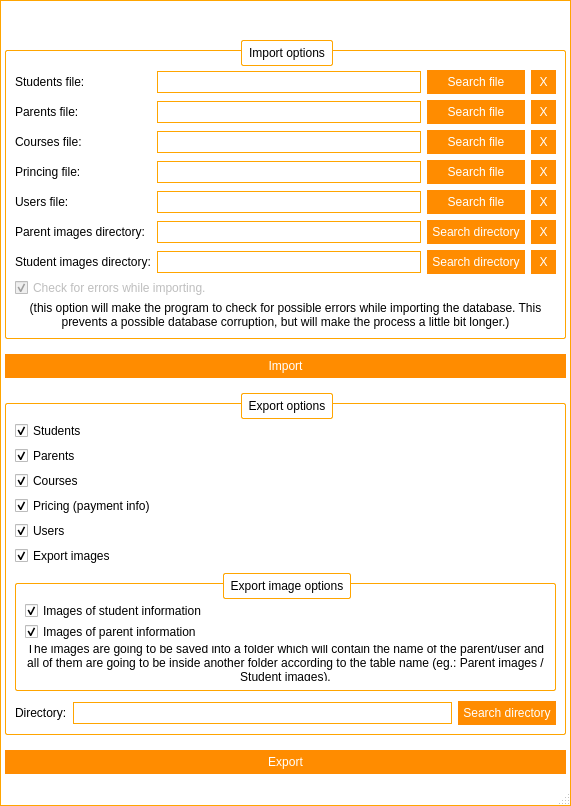
Old version of the form frmimportexportdb.ui in the repository Nintersoft/SmartClass.
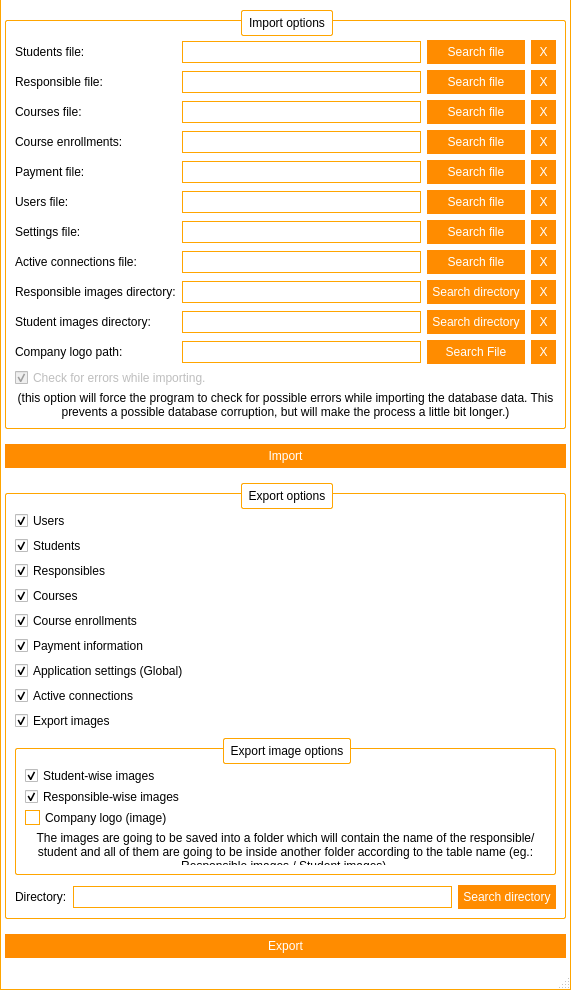
New version of the form. Icons and pictures are not drawn. Custom widgets are drawn as their Qt base class.

What changed in the file:
```diff
--- a/frmimportexportdb.ui
+++ b/frmimportexportdb.ui
@@ -7,19 +7,19 @@
     <x>0</x>
     <y>0</y>
     <width>571</width>
-    <height>806</height>
+    <height>990</height>
    </rect>
   </property>
   <property name="minimumSize">
    <size>
     <width>571</width>
-    <height>806</height>
+    <height>990</height>
    </size>
   </property>
   <property name="maximumSize">
    <size>
     <width>571</width>
-    <height>806</height>
+    <height>990</height>
    </size>
   </property>
   <property name="windowTitle">
@@ -594,22 +594,6 @@
      <number>0</number>
     </property>
     <item row="0" column="0">
-     <widget class="TitleBar" name="titleBar" native="true">
-      <property name="minimumSize">
-       <size>
-        <width>0</width>
-        <height>30</height>
-       </size>
-      </property>
-      <property name="maximumSize">
-       <size>
-        <width>16777215</width>
-        <height>30</height>
-       </size>
-      </property>
-     </widget>
-    </item>
-    <item row="1" column="0">
      <layout class="QGridLayout" name="gridLayout_2">
       <property name="leftMargin">
        <number>5</number>
@@ -642,53 +626,36 @@
          <property name="verticalSpacing">
           <number>10</number>
          </property>
-         <item row="9" column="1">
-          <widget class="QLineEdit" name="edtExportDirectory"/>
-         </item>
-         <item row="9" column="0">
-          <widget class="QLabel" name="label_4">
-           <property name="text">
-            <string>Directory:</string>
-           </property>
-          </widget>
-         </item>
-         <item row="9" column="2">
-          <widget class="QPushButton" name="btSearchDirectory">
-           <property name="text">
-            <string>Search directory</string>
-           </property>
-          </widget>
-         </item>
-         <item row="8" column="0" colspan="3">
+         <item row="13" column="0" colspan="3">
           <widget class="QGroupBox" name="grpExportImages">
            <property name="title">
             <string>Export image options</string>
            </property>
            <layout class="QGridLayout" name="gridLayout_4">
-            <item row="1" column="0">
-             <widget class="QCheckBox" name="cbParentImages">
-              <property name="text">
-               <string>Images of parent information</string>
-              </property>
-              <property name="checked">
-               <bool>true</bool>
-              </property>
-             </widget>
-            </item>
             <item row="0" column="0">
              <widget class="QCheckBox" name="cbStudentImages">
               <property name="text">
-               <string>Images of student information</string>
+               <string>Student-wise images</string>
               </property>
               <property name="checked">
                <bool>true</bool>
               </property>
              </widget>
             </item>
-            <item row="2" column="0">
+            <item row="1" column="0">
+             <widget class="QCheckBox" name="cbParentImages">
+              <property name="text">
+               <string>Responsible-wise images</string>
+              </property>
+              <property name="checked">
+               <bool>true</bool>
+              </property>
+             </widget>
+            </item>
+            <item row="3" column="0">
              <widget class="QLabel" name="lblImageInfo">
               <property name="text">
-               <string>The images are going to be saved into a folder which will contain the name of the parent/user and all of them are going to be inside another folder according to the table name (eg.: Parent images / Student images).</string>
+               <string>&lt;html&gt;&lt;head/&gt;&lt;body&gt;&lt;p&gt;The images are going to be saved into a folder which will contain the name of the responsible/student and all of them are going to be inside another folder according to the table name (eg.: Responsible images / Student images).&lt;/p&gt;&lt;/body&gt;&lt;/html&gt;</string>
               </property>
               <property name="alignment">
                <set>Qt::AlignCenter</set>
@@ -698,10 +665,37 @@
               </property>
              </widget>
             </item>
+            <item row="2" column="0">
+             <widget class="QCheckBox" name="cbCompanyLogo">
+              <property name="text">
+               <string>Company logo (image)</string>
+              </property>
+             </widget>
+            </item>
            </layout>
           </widget>
          </item>
+         <item row="11" column="0" colspan="3">
+          <widget class="QCheckBox" name="cbExportActiveConnectionsTable">
+           <property name="text">
+            <string>Active connections</string>
+           </property>
+           <property name="checked">
+            <bool>true</bool>
+           </property>
+          </widget>
+         </item>
          <item row="7" column="0" colspan="3">
+          <widget class="QCheckBox" name="cbExportCourseEntrollmentsTable">
+           <property name="text">
+            <string>Course enrollments</string>
+           </property>
+           <property name="checked">
+            <bool>true</bool>
+           </property>
+          </widget>
+         </item>
+         <item row="12" column="0" colspan="3">
           <widget class="QCheckBox" name="cbExportImages">
            <property name="text">
             <string>Export images</string>
@@ -711,47 +705,44 @@
            </property>
           </widget>
          </item>
-         <item row="6" column="0" colspan="3">
-          <widget class="QCheckBox" name="cbExportUsersTable">
-           <property name="text">
-            <string>Users</string>
-           </property>
-           <property name="checked">
-            <bool>true</bool>
-           </property>
-          </widget>
-         </item>
-         <item row="5" column="0" colspan="3">
+         <item row="8" column="0" colspan="3">
           <widget class="QCheckBox" name="cbExportPricingTable">
            <property name="text">
-            <string>Pricing (payment info)</string>
+            <string>Payment information</string>
            </property>
            <property name="checked">
             <bool>true</bool>
            </property>
           </widget>
          </item>
-         <item row="4" column="0" colspan="3">
-          <widget class="QCheckBox" name="cbExportCoursesTable">
+         <item row="14" column="1">
+          <widget class="QLineEdit" name="edtExportDirectory"/>
+         </item>
+         <item row="14" column="2">
+          <widget class="QPushButton" name="btSearchDirectory">
            <property name="text">
-            <string>Courses</string>
+            <string>Search directory</string>
            </property>
-           <property name="checked">
-            <bool>true</bool>
+          </widget>
+         </item>
+         <item row="14" column="0">
+          <widget class="QLabel" name="label_4">
+           <property name="text">
+            <string>Directory:</string>
            </property>
           </widget>
          </item>
-         <item row="1" column="0" colspan="3">
+         <item row="5" column="0" colspan="3">
           <widget class="QCheckBox" name="cbExportParentsTable">
            <property name="text">
-            <string>Parents</string>
+            <string>Responsibles</string>
            </property>
            <property name="checked">
             <bool>true</bool>
            </property>
           </widget>
          </item>
-         <item row="0" column="0" colspan="3">
+         <item row="4" column="0" colspan="3">
           <widget class="QCheckBox" name="cbExportStudentsTable">
            <property name="text">
             <string>Students</string>
@@ -761,6 +752,36 @@
            </property>
           </widget>
          </item>
+         <item row="3" column="0" colspan="3">
+          <widget class="QCheckBox" name="cbExportUsersTable">
+           <property name="text">
+            <string>Users</string>
+           </property>
+           <property name="checked">
+            <bool>true</bool>
+           </property>
+          </widget>
+         </item>
+         <item row="6" column="0" colspan="3">
+          <widget class="QCheckBox" name="cbExportCoursesTable">
+           <property name="text">
+            <string>Courses</string>
+           </property>
+           <property name="checked">
+            <bool>true</bool>
+           </property>
+          </widget>
+         </item>
+         <item row="9" column="0" colspan="3">
+          <widget class="QCheckBox" name="cbExportSettings">
+           <property name="text">
+            <string>Application settings (Global)</string>
+           </property>
+           <property name="checked">
+            <bool>true</bool>
+           </property>
+          </widget>
+         </item>
         </layout>
        </widget>
       </item>
@@ -780,6 +801,66 @@
          <string>Import options</string>
         </property>
         <layout class="QGridLayout" name="gridLayout_5">
+         <item row="3" column="0">
+          <widget class="QLabel" name="lblCourseEnrollmentsPath">
+           <property name="text">
+            <string>Course enrollments:</string>
+           </property>
+          </widget>
+         </item>
+         <item row="11" column="0">
+          <widget class="QLabel" name="lblCompanyLogoPath">
+           <property name="text">
+            <string>Company logo path:</string>
+           </property>
+          </widget>
+         </item>
+         <item row="11" column="2">
+          <widget class="QPushButton" name="btSearchCompanyLogo">
+           <property name="text">
+            <string>Search File</string>
+           </property>
+          </widget>
+         </item>
+         <item row="11" column="1">
+          <widget class="QLineEdit" name="edtCompanyLogoPath"/>
+         </item>
+         <item row="13" column="0" colspan="4">
+          <widget class="QLabel" name="lblCheckInfo">
+           <property name="text">
+            <string>(this option will force the program to check for possible errors while importing the database data. This prevents a possible database corruption, but will make the process a little bit longer.)</string>
+           </property>
+           <property name="alignment">
+            <set>Qt::AlignCenter</set>
+           </property>
+           <property name="wordWrap">
+            <bool>true</bool>
+           </property>
+          </widget>
+         </item>
+         <item row="12" column="0" colspan="4">
+          <widget class="QCheckBox" name="cbCheckForErrors">
+           <property name="enabled">
+            <bool>false</bool>
+           </property>
+           <property name="text">
+            <string>Check for errors while importing.</string>
+           </property>
+           <property name="checked">
+            <bool>true</bool>
+           </property>
+          </widget>
+         </item>
+         <item row="3" column="1">
+          <widget class="QLineEdit" name="edtCourseEnrollmentsFilePath"/>
+         </item>
+         <item row="6" column="0">
+          <widget class="QLabel" name="lblSettingsFilePath">
+           <property name="text">
+            <string>Settings file:</string>
+           </property>
+          </widget>
+         </item>
          <item row="2" column="1">
           <widget class="QLineEdit" name="edtCoursesFilePath">
            <property name="readOnly">
@@ -787,17 +868,10 @@
            </property>
           </widget>
          </item>
-         <item row="3" column="0">
-          <widget class="QLabel" name="lblPricingFilePath">
+         <item row="6" column="2">
+          <widget class="QPushButton" name="btSearchSettings">
            <property name="text">
-            <string>Princing file:</string>
-           </property>
-          </widget>
-         </item>
-         <item row="4" column="0">
-          <widget class="QLabel" name="lblUsersFilePath">
-           <property name="text">
-            <string>Users file:</string>
+            <string>Search file</string>
            </property>
           </widget>
          </item>
@@ -808,17 +882,24 @@
            </property>
           </widget>
          </item>
+         <item row="6" column="3">
+          <widget class="QPushButton" name="btClearSettingsPath">
+           <property name="text">
+            <string>X</string>
+           </property>
+          </widget>
+         </item>
          <item row="5" column="0">
-          <widget class="QLabel" name="lblParentImagesDirPath">
+          <widget class="QLabel" name="lblUsersFilePath">
            <property name="text">
-            <string>Parent images directory:</string>
+            <string>Users file:</string>
            </property>
           </widget>
          </item>
-         <item row="6" column="0">
-          <widget class="QLabel" name="lblStudentImagesDirPath">
+         <item row="4" column="0">
+          <widget class="QLabel" name="lblPricingFilePath">
            <property name="text">
-            <string>Student images directory:</string>
+            <string>Payment file:</string>
            </property>
           </widget>
          </item>
@@ -829,6 +910,20 @@
            </property>
           </widget>
          </item>
+         <item row="9" column="0">
+          <widget class="QLabel" name="lblStudentImagesDirPath">
+           <property name="text">
+            <string>Student images directory:</string>
+           </property>
+          </widget>
+         </item>
+         <item row="8" column="0">
+          <widget class="QLabel" name="lblParentImagesDirPath">
+           <property name="text">
+            <string>Responsible images directory:</string>
+           </property>
+          </widget>
+         </item>
          <item row="1" column="2">
           <widget class="QPushButton" name="btSearchParentFile">
            <property name="text">
@@ -839,17 +934,14 @@
          <item row="1" column="0">
           <widget class="QLabel" name="lblParentFilePath">
            <property name="text">
-            <string>Parents file:</string>
+            <string>Responsible file:</string>
            </property>
           </widget>
          </item>
-         <item row="6" column="2">
-          <widget class="QPushButton" name="btSearchStudentImagesDir">
-           <property name="contextMenuPolicy">
-            <enum>Qt::NoContextMenu</enum>
-           </property>
-           <property name="text">
-            <string>Search directory</string>
+         <item row="5" column="1">
+          <widget class="QLineEdit" name="edtUsersFilePath">
+           <property name="readOnly">
+            <bool>true</bool>
            </property>
           </widget>
          </item>
@@ -860,21 +952,83 @@
            </property>
           </widget>
          </item>
-         <item row="4" column="1">
-          <widget class="QLineEdit" name="edtUsersFilePath">
-           <property name="readOnly">
-            <bool>true</bool>
+         <item row="9" column="2">
+          <widget class="QPushButton" name="btSearchStudentImagesDir">
+           <property name="contextMenuPolicy">
+            <enum>Qt::NoContextMenu</enum>
+           </property>
+           <property name="text">
+            <string>Search directory</string>
            </property>
           </widget>
          </item>
-         <item row="5" column="1">
+         <item row="8" column="1">
           <widget class="QLineEdit" name="edtParentImagesDirPath">
            <property name="readOnly">
             <bool>true</bool>
            </property>
           </widget>
          </item>
-         <item row="5" column="2">
+         <item row="11" column="3">
+          <widget class="QPushButton" name="btClearCompanyLogoPath">
+           <property name="text">
+            <string>X</string>
+           </property>
+          </widget>
+         </item>
+         <item row="3" column="2">
+          <widget class="QPushButton" name="btSearchCourseEnrollmentsFile">
+           <property name="text">
+            <string>Search file</string>
+           </property>
+          </widget>
+         </item>
+         <item row="6" column="1">
+          <widget class="QLineEdit" name="edtSettingsFilePath"/>
+         </item>
+         <item row="3" column="3">
+          <widget class="QPushButton" name="btClearCourseEnrollmentsPath">
+           <property name="text">
+            <string>X</string>
+           </property>
+          </widget>
+         </item>
+         <item row="4" column="3">
+          <widget class="QPushButton" name="btClearPricingPath">
+           <property name="text">
+            <string> X </string>
+           </property>
+          </widget>
+         </item>
+         <item row="9" column="3">
+          <widget class="QPushButton" name="btClearSImagesPath">
+           <property name="text">
+            <string> X </string>
+           </property>
+          </widget>
+         </item>
+         <item row="8" column="3">
+          <widget class="QPushButton" name="btClearPImagesPath">
+           <property name="text">
+            <string> X </string>
+           </property>
+          </widget>
+         </item>
+         <item row="5" column="3">
+          <widget class="QPushButton" name="btClearUsersPath">
+           <property name="text">
+            <string> X </string>
+           </property>
+          </widget>
+         </item>
+         <item row="1" column="1">
+          <widget class="QLineEdit" name="edtParentFilePath">
+           <property name="readOnly">
+            <bool>true</bool>
+           </property>
+          </widget>
+         </item>
+         <item row="8" column="2">
           <widget class="QPushButton" name="btSearchParentImagesDir">
            <property name="contextMenuPolicy">
             <enum>Qt::NoContextMenu</enum>
@@ -891,13 +1045,6 @@
            </property>
           </widget>
          </item>
-         <item row="1" column="1">
-          <widget class="QLineEdit" name="edtParentFilePath">
-           <property name="readOnly">
-            <bool>true</bool>
-           </property>
-          </widget>
-         </item>
          <item row="0" column="1">
           <widget class="QLineEdit" name="edtStudentFilePath">
            <property name="readOnly">
@@ -905,45 +1052,31 @@
            </property>
           </widget>
          </item>
-         <item row="4" column="2">
-          <widget class="QPushButton" name="btSearchUsersFile">
-           <property name="text">
-            <string>Search file</string>
-           </property>
-          </widget>
-         </item>
-         <item row="3" column="2">
-          <widget class="QPushButton" name="btSearchPaymentFile">
-           <property name="text">
-            <string>Search file</string>
-           </property>
-          </widget>
-         </item>
-         <item row="3" column="1">
+         <item row="4" column="1">
           <widget class="QLineEdit" name="edtPaymentFilePath">
            <property name="readOnly">
             <bool>true</bool>
            </property>
           </widget>
          </item>
-         <item row="6" column="1">
+         <item row="9" column="1">
           <widget class="QLineEdit" name="edtStudentImagesDirPath">
            <property name="readOnly">
             <bool>true</bool>
            </property>
           </widget>
          </item>
-         <item row="0" column="3">
-          <widget class="QPushButton" name="btClearStudentsPath">
+         <item row="5" column="2">
+          <widget class="QPushButton" name="btSearchUsersFile">
            <property name="text">
-            <string> X </string>
+            <string>Search file</string>
            </property>
           </widget>
          </item>
-         <item row="1" column="3">
-          <widget class="QPushButton" name="btClearParentsPath">
+         <item row="4" column="2">
+          <widget class="QPushButton" name="btSearchPaymentFile">
            <property name="text">
-            <string> X </string>
+            <string>Search file</string>
            </property>
           </widget>
          </item>
@@ -954,59 +1087,43 @@
            </property>
           </widget>
          </item>
-         <item row="3" column="3">
-          <widget class="QPushButton" name="btClearPricingPath">
+         <item row="1" column="3">
+          <widget class="QPushButton" name="btClearParentsPath">
            <property name="text">
             <string> X </string>
            </property>
           </widget>
          </item>
-         <item row="4" column="3">
-          <widget class="QPushButton" name="btClearUsersPath">
+         <item row="0" column="3">
+          <widget class="QPushButton" name="btClearStudentsPath">
            <property name="text">
             <string> X </string>
            </property>
           </widget>
          </item>
-         <item row="5" column="3">
-          <widget class="QPushButton" name="btClearPImagesPath">
+         <item row="7" column="2">
+          <widget class="QPushButton" name="btSearchActiveConnectionsFile">
            <property name="text">
-            <string> X </string>
+            <string>Search file</string>
            </property>
           </widget>
          </item>
-         <item row="6" column="3">
-          <widget class="QPushButton" name="btClearSImagesPath">
+         <item row="7" column="3">
+          <widget class="QPushButton" name="btClearActiveConnectionsPath">
            <property name="text">
-            <string> X </string>
+            <string>X</string>
            </property>
           </widget>
          </item>
-         <item row="8" column="0" colspan="4">
-          <widget class="QLabel" name="lblCheckInfo">
+         <item row="7" column="0">
+          <widget class="QLabel" name="lblActiveConnections">
            <property name="text">
-            <string>(this option will make the program to check for possible errors while importing the database. This prevents a possible database corruption, but will make the process a little bit longer.)</string>
+            <string>Active connections file:</string>
            </property>
-           <property name="alignment">
-            <set>Qt::AlignCenter</set>
-           </property>
-           <property name="wordWrap">
-            <bool>true</bool>
-           </property>
           </widget>
          </item>
-         <item row="7" column="0" colspan="4">
-          <widget class="QCheckBox" name="cbCheckForErrors">
-           <property name="enabled">
-            <bool>false</bool>
-           </property>
-           <property name="text">
-            <string>Check for errors while importing.</string>
-           </property>
-           <property name="checked">
-            <bool>true</bool>
-           </property>
-          </widget>
+         <item row="7" column="1">
+          <widget class="QLineEdit" name="edtActiveConnectionsFilePath"/>
          </item>
         </layout>
        </widget>
@@ -1017,14 +1134,6 @@
   </widget>
   <widget class="QStatusBar" name="statusBar"/>
  </widget>
- <customwidgets>
-  <customwidget>
-   <class>TitleBar</class>
-   <extends>QWidget</extends>
-   <header>titlebar.h</header>
-   <container>1</container>
-  </customwidget>
- </customwidgets>
  <tabstops>
   <tabstop>edtStudentFilePath</tabstop>
   <tabstop>btSearchStudentFile</tabstop>
```
Left out of the diff: 25 changed lines with no effect on the pictures.
